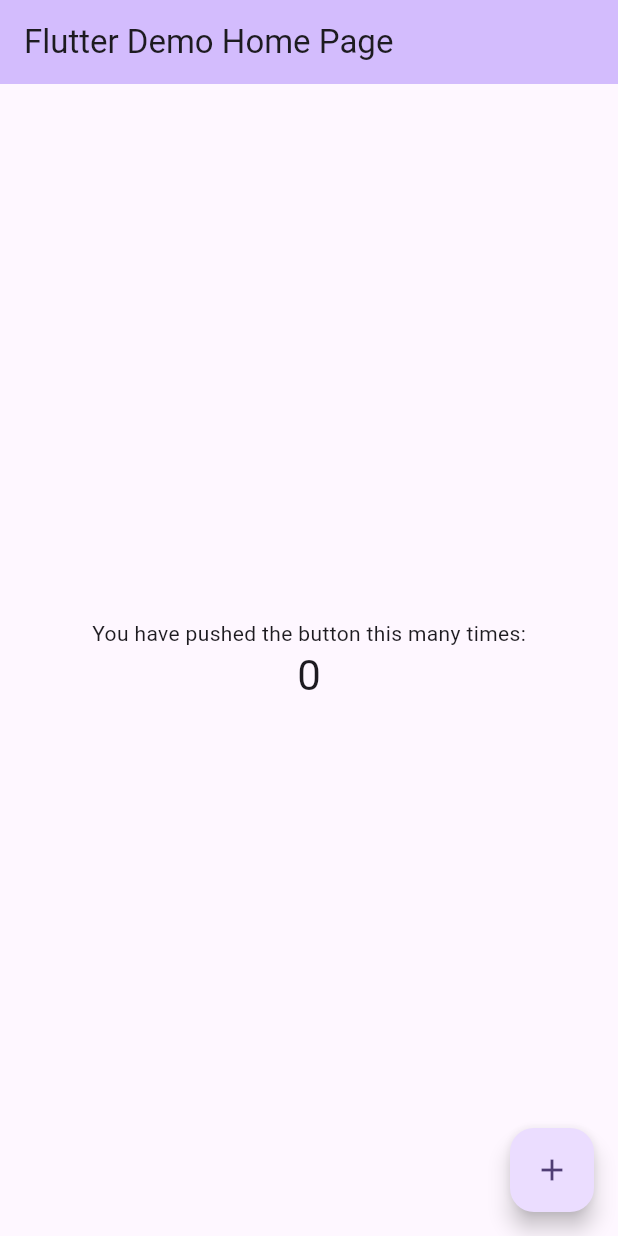
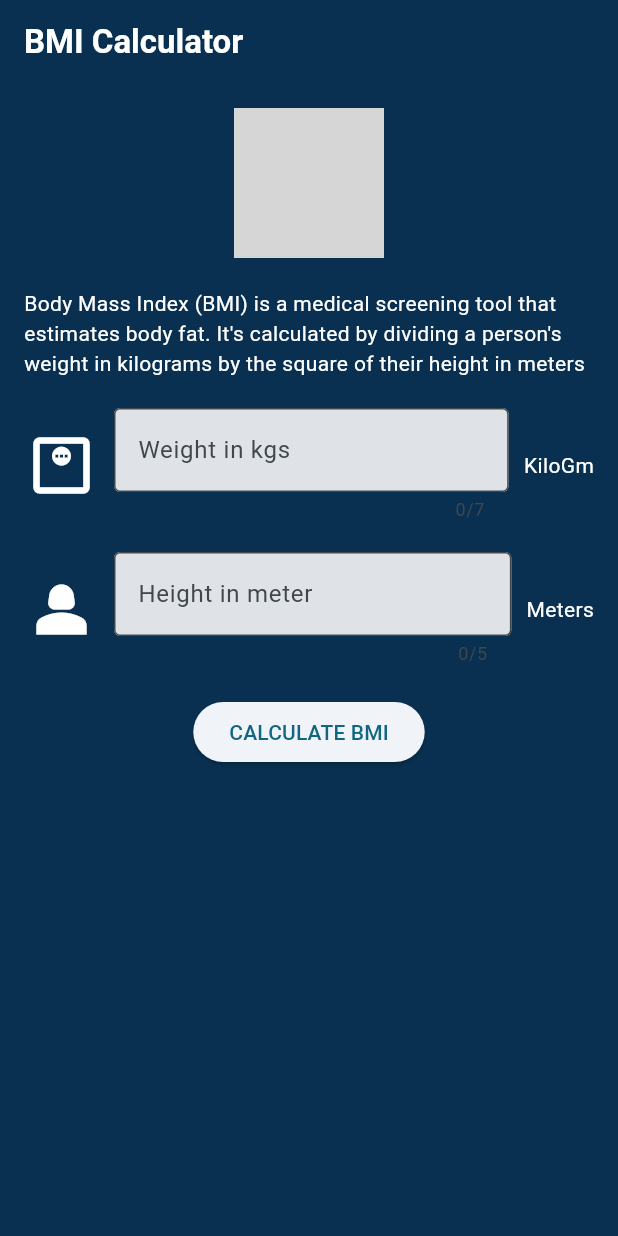
Before and after one commit to CrazyRikin/bmi_calculator, a Flutter app: the screen it shows after launch, on a phone screen of 412 x 824 dp. Run offline on Flutter 3.47's test engine with Material 3 defaults, Android fonts, the phone set to English and light mode, and no system bars; our stand-ins replace syncfusion_flutter_gauges; grey boxes are pictures that could not be loaded.

Commit message:
project complete

```diff
--- a/lib/main.dart
+++ b/lib/main.dart
@@ -1,125 +1,25 @@
+import 'package:bmi_calculator/provider/details_provider.dart';
+import 'package:bmi_calculator/screens/splash_screen.dart';
+import 'package:bmi_calculator/utils/theme_info.dart';
 import 'package:flutter/material.dart';
+import 'package:provider/provider.dart';
 
 void main() {
-  runApp(const MyApp());
-}
-
-class MyApp extends StatelessWidget {
-  const MyApp({super.key});
-
-  // This widget is the root of your application.
-  @override
-  Widget build(BuildContext context) {
-    return MaterialApp(
-      title: 'Flutter Demo',
-      theme: ThemeData(
-        // This is the theme of your application.
-        //
-        // TRY THIS: Try running your application with "flutter run". You'll see
-        // the application has a purple toolbar. Then, without quitting the app,
-        // try changing the seedColor in the colorScheme below to Colors.green
-        // and then invoke "hot reload" (save your changes or press the "hot
-        // reload" button in a Flutter-supported IDE, or press "r" if you used
-        // the command line to start the app).
-        //
-        // Notice that the counter didn't reset back to zero; the application
-        // state is not lost during the reload. To reset the state, use hot
-        // restart instead.
-        //
-        // This works for code too, not just values: Most code changes can be
-        // tested with just a hot reload.
-        colorScheme: ColorScheme.fromSeed(seedColor: Colors.deepPurple),
-        useMaterial3: true,
-      ),
-      home: const MyHomePage(title: 'Flutter Demo Home Page'),
-    );
-  }
-}
-
-class MyHomePage extends StatefulWidget {
-  const MyHomePage({super.key, required this.title});
-
-  // This widget is the home page of your application. It is stateful, meaning
-  // that it has a State object (defined below) that contains fields that affect
-  // how it looks.
-
-  // This class is the configuration for the state. It holds the values (in this
-  // case the title) provided by the parent (in this case the App widget) and
-  // used by the build method of the State. Fields in a Widget subclass are
-  // always marked "final".
-
-  final String title;
-
-  @override
-  State<MyHomePage> createState() => _MyHomePageState();
-}
-
-class _MyHomePageState extends State<MyHomePage> {
-  int _counter = 0;
-
-  void _incrementCounter() {
-    setState(() {
-      // This call to setState tells the Flutter framework that something has
-      // changed in this State, which causes it to rerun the build method below
-      // so that the display can reflect the updated values. If we changed
-      // _counter without calling setState(), then the build method would not be
-      // called again, and so nothing would appear to happen.
-      _counter++;
-    });
-  }
-
-  @override
-  Widget build(BuildContext context) {
-    // This method is rerun every time setState is called, for instance as done
-    // by the _incrementCounter method above.
-    //
-    // The Flutter framework has been optimized to make rerunning build methods
-    // fast, so that you can just rebuild anything that needs updating rather
-    // than having to individually change instances of widgets.
-    return Scaffold(
-      appBar: AppBar(
-        // TRY THIS: Try changing the color here to a specific color (to
-        // Colors.amber, perhaps?) and trigger a hot reload to see the AppBar
-        // change color while the other colors stay the same.
-        backgroundColor: Theme.of(context).colorScheme.inversePrimary,
-        // Here we take the value from the MyHomePage object that was created by
-        // the App.build method, and use it to set our appbar title.
-        title: Text(widget.title),
-      ),
-      body: Center(
-        // Center is a layout widget. It takes a single child and positions it
-        // in the middle of the parent.
-        child: Column(
-          // Column is also a layout widget. It takes a list of children and
-          // arranges them vertically. By default, it sizes itself to fit its
-          // children horizontally, and tries to be as tall as its parent.
-          //
-          // Column has various properties to control how it sizes itself and
-          // how it positions its children. Here we use mainAxisAlignment to
-          // center the children vertically; the main axis here is the vertical
-          // axis because Columns are vertical (the cross axis would be
-          // horizontal).
-          //
-          // TRY THIS: Invoke "debug painting" (choose the "Toggle Debug Paint"
-          // action in the IDE, or press "p" in the console), to see the
-          // wireframe for each widget.
-          mainAxisAlignment: MainAxisAlignment.center,
-          children: <Widget>[
-            const Text(
-              'You have pushed the button this many times:',
-            ),
-            Text(
-              '$_counter',
-              style: Theme.of(context).textTheme.headlineMedium,
-            ),
-          ],
+  runApp(
+    MultiProvider(
+      providers: [
+        ChangeNotifierProvider(
+          create: (context) => DetailsProvider(),
+        )
+      ],
+      child: MaterialApp(
+        theme: kLightTheme,
+        home: const Scaffold(
+          body: Center(
+            child: SplashScreen(),
+          ),
         ),
       ),
-      floatingActionButton: FloatingActionButton(
-        onPressed: _incrementCounter,
-        tooltip: 'Increment',
-        child: const Icon(Icons.add),
-      ), // This trailing comma makes auto-formatting nicer for build methods.
-    );
-  }
+    ),
+  );
 }
--- /dev/null
+++ b/lib/provider/details_provider.dart
@@ -0,0 +1,18 @@
+import 'package:flutter/material.dart';
+
+class DetailsProvider extends ChangeNotifier {
+  double? weight;
+  double? height;
+
+  void setWeight(double enteredWeight) {
+    weight = enteredWeight;
+    print(" weight is    $weight");
+    notifyListeners();
+  }
+
+  void setHeight(double enteredHeight) {
+    height = enteredHeight;
+    print(" height is    $height");
+    notifyListeners();
+  }
+}
--- /dev/null
+++ b/lib/screens/home_screen.dart
@@ -0,0 +1,139 @@
+import 'package:bmi_calculator/provider/details_provider.dart';
+import 'package:bmi_calculator/screens/results_screen.dart';
+import 'package:bmi_calculator/utils/constants.dart';
+import 'package:flutter/cupertino.dart';
+import 'package:flutter/material.dart';
+import 'package:flutter/widgets.dart';
+import 'package:provider/provider.dart';
+
+class HomePage extends StatelessWidget {
+  const HomePage({super.key});
+
+  @override
+  Widget build(BuildContext context) {
+    TextEditingController weightController = TextEditingController();
+    TextEditingController heightController = TextEditingController();
+    return Consumer<DetailsProvider>(
+      builder: (context, detailsProvider, child) => Scaffold(
+        appBar: AppBar(
+          backgroundColor: const Color.fromARGB(255, 9, 48, 80),
+          title: const Text(
+            'BMI Calculator',
+            style: TextStyle(color: Colors.white, fontWeight: FontWeight.bold),
+          ),
+        ),
+        body: Center(
+          child: Container(
+            height: MediaQuery.of(context).size.height,
+            width: MediaQuery.of(context).size.width,
+            color: const Color.fromARGB(255, 9, 48, 80),
+            child: Padding(
+              padding: const EdgeInsets.all(16),
+              child: ListView(children: [
+                Column(
+                  mainAxisAlignment: MainAxisAlignment.start,
+                  children: [
+                    const CircleAvatar(
+                      radius: 50,
+                      foregroundImage: AssetImage("assets/icon/appIcon.png"),
+                    ),
+                    const SizedBox(height: 20),
+                    Text(
+                      message,
+                      style: const TextStyle(color: Colors.white),
+                    ),
+                    const SizedBox(height: 20),
+                    Row(
+                      children: [
+                        const Icon(
+                          Icons.monitor_weight_outlined,
+                          size: 50,
+                          color: Colors.white,
+                        ),
+                        const SizedBox(width: 10),
+                        Expanded(
+                          child: TextFormField(
+                            maxLength: 7,
+                            keyboardType: TextInputType.number,
+                            decoration: const InputDecoration(
+                              filled: true,
+                              label: Text(
+                                "Weight in kgs",
+                              ),
+                              border: OutlineInputBorder(),
+                            ),
+                            controller: weightController,
+                          ),
+                        ),
+                        const SizedBox(width: 10),
+                        const Text(
+                          "KiloGm",
+                          style: TextStyle(color: Colors.white),
+                        ),
+                      ],
+                    ),
+                    const SizedBox(height: 20),
+                    Row(
+                      children: [
+                        const Icon(
+                          Icons.person_2_sharp,
+                          size: 50,
+                          color: Colors.white,
+                        ),
+                        const SizedBox(width: 10),
+                        Expanded(
+                          child: TextFormField(
+                            maxLength: 5,
+                            keyboardType: TextInputType.number,
+                            decoration: const InputDecoration(
+                              filled: true,
+                              label: Text(
+                                "Height in meter",
+                              ),
+                              border: OutlineInputBorder(),
+                            ),
+                            controller: heightController,
+                          ),
+                        ),
+                        const SizedBox(width: 10),
+                        const Text(
+                          "Meters",
+                          style: TextStyle(color: Colors.white),
+                        ),
+                      ],
+                    ),
+                    const SizedBox(height: 20),
+                    ElevatedButton(
+                      onPressed: () {
+                        if (weightController.text.isNotEmpty &&
+                            heightController.text.isNotEmpty) {
+                          detailsProvider
+                              .setHeight(double.parse(heightController.text));
+                          detailsProvider
+                              .setWeight(double.parse(weightController.text));
+                          Navigator.push(
+                            context,
+                            MaterialPageRoute(
+                              builder: (context) => const ResultsPage(),
+                            ),
+                          );
+                        } else {
+                          ScaffoldMessenger.of(context).showSnackBar(
+                            const SnackBar(
+                              content: Text('Please enter valid entries'),
+                            ),
+                          );
+                        }
+                      },
+                      child: const Text("CALCULATE BMI"),
+                    )
+                  ],
+                ),
+              ]),
+            ),
+          ),
+        ),
+      ),
+    );
+  }
+}
--- /dev/null
+++ b/lib/utils/constants.dart
@@ -0,0 +1 @@
+String message="Body Mass Index (BMI) is a medical screening tool that estimates body fat. It's calculated by dividing a person's weight in kilograms by the square of their height in meters ";
--- /dev/null
+++ b/lib/utils/theme_info.dart
@@ -0,0 +1,4 @@
+import 'package:flutter/material.dart';
+
+var kLightTheme = ThemeData.from(
+    colorScheme: ColorScheme.fromSeed(seedColor: Colors.blueGrey));
```
Also changed, not shown: lib/screens/results_screen.dart (added, +98 -0 lines), lib/screens/splash_screen.dart (added, +32 -0 lines), lib/utils/functions.dart (added, +18 -0 lines), pubspec.yaml (+8 -3 lines), assets/icon/appIcon.png (added), pubspec.lock, 6 other files.
